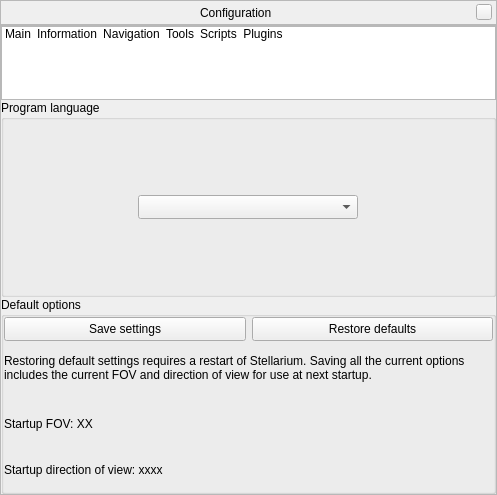
Old version of the form src/gui/configurationDialog.ui in the repository 519984307/stellarium_src.
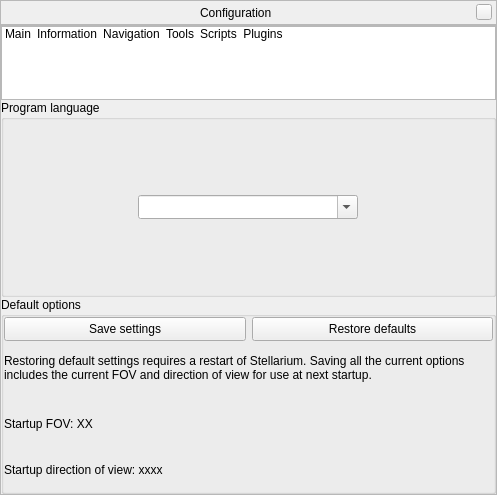
New version of the form. Icons and pictures are not drawn. Custom widgets are drawn as their Qt base class.

Commit message: added workaround (tentative fix) for drop-down list of languages

Diff of the .ui file:
```diff
--- a/src/gui/configurationDialog.ui
+++ b/src/gui/configurationDialog.ui
@@ -205,6 +205,9 @@
                  <height>24</height>
                 </size>
                </property>
+               <property name="editable">
+                <bool>true</bool>
+               </property>
                <property name="insertPolicy">
                 <enum>QComboBox::InsertAtBottom</enum>
                </property>
```
Left out of the diff: 2 changed lines with no effect on the pictures.
